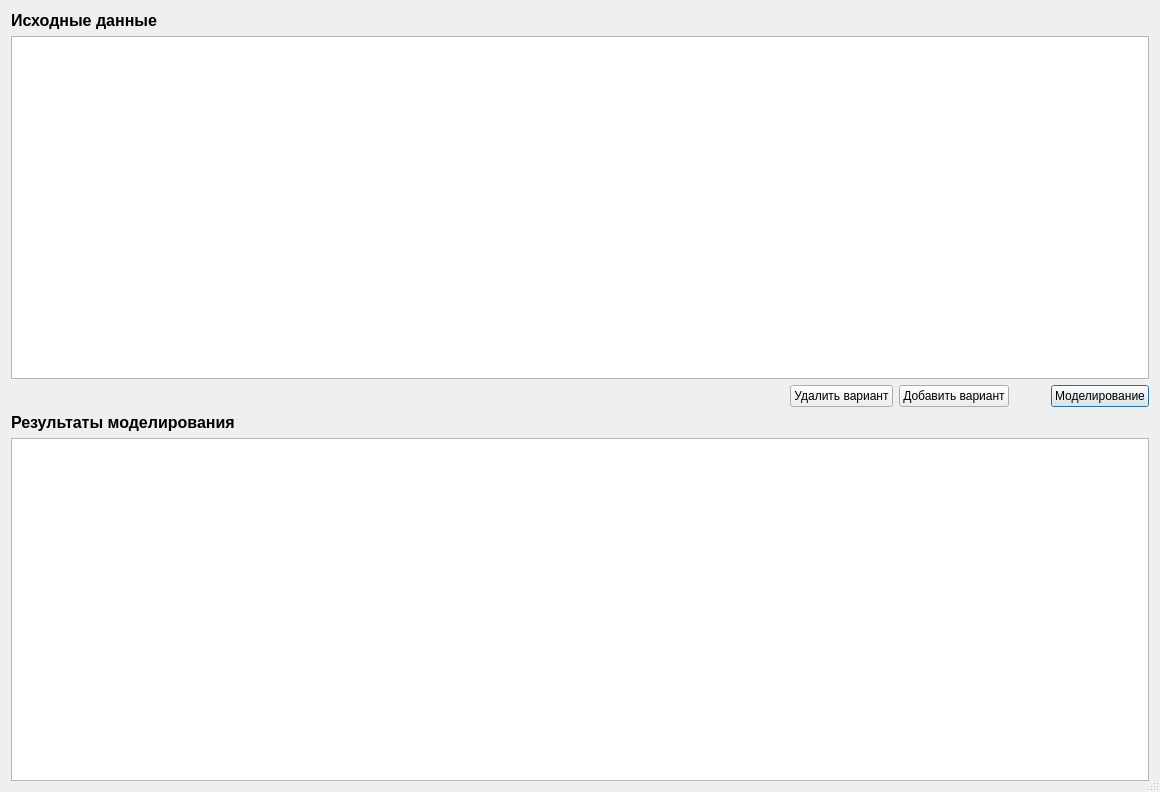
Qt form analyticalmodel.ui (vadimlarionov/AnalyticalModel) before a commit.
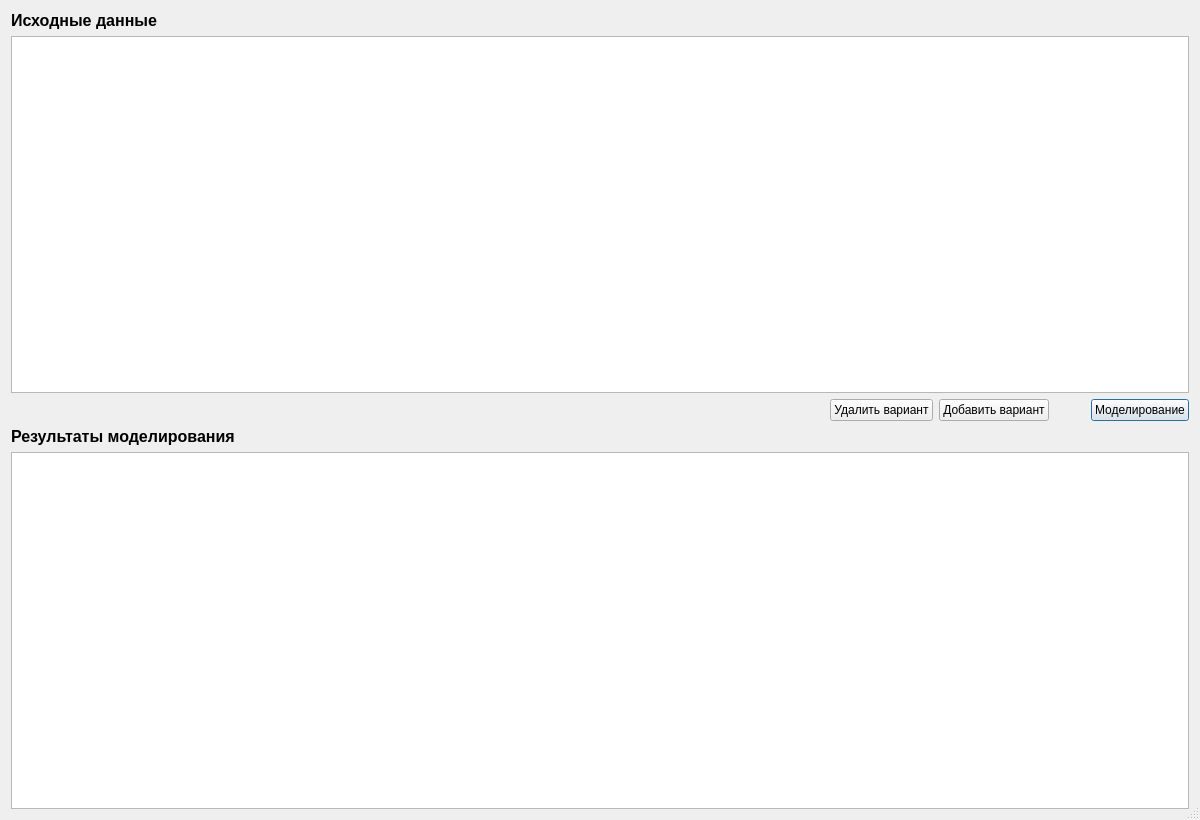
The same form after that commit. Icons and pictures are not drawn.

```diff
--- a/analyticalmodel.ui
+++ b/analyticalmodel.ui
@@ -12,8 +12,8 @@
    <rect>
     <x>0</x>
     <y>0</y>
-    <width>1160</width>
-    <height>792</height>
+    <width>1200</width>
+    <height>820</height>
    </rect>
   </property>
   <property name="windowTitle">
```
Left out of the diff: 6 changed lines with no effect on the pictures.
